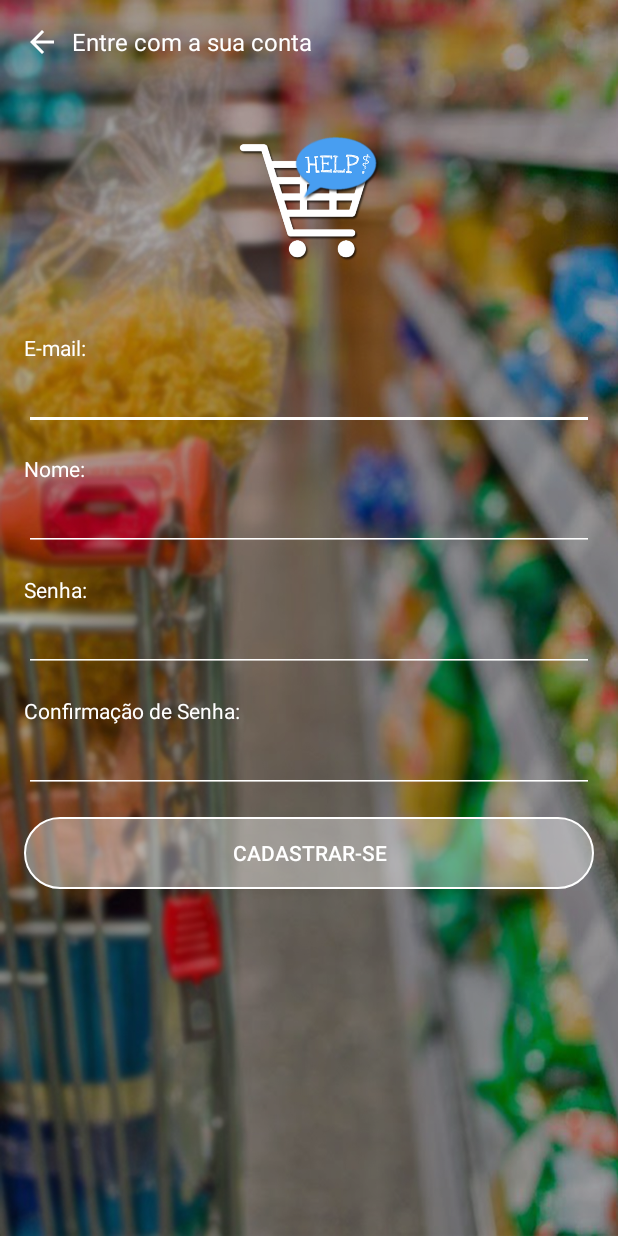
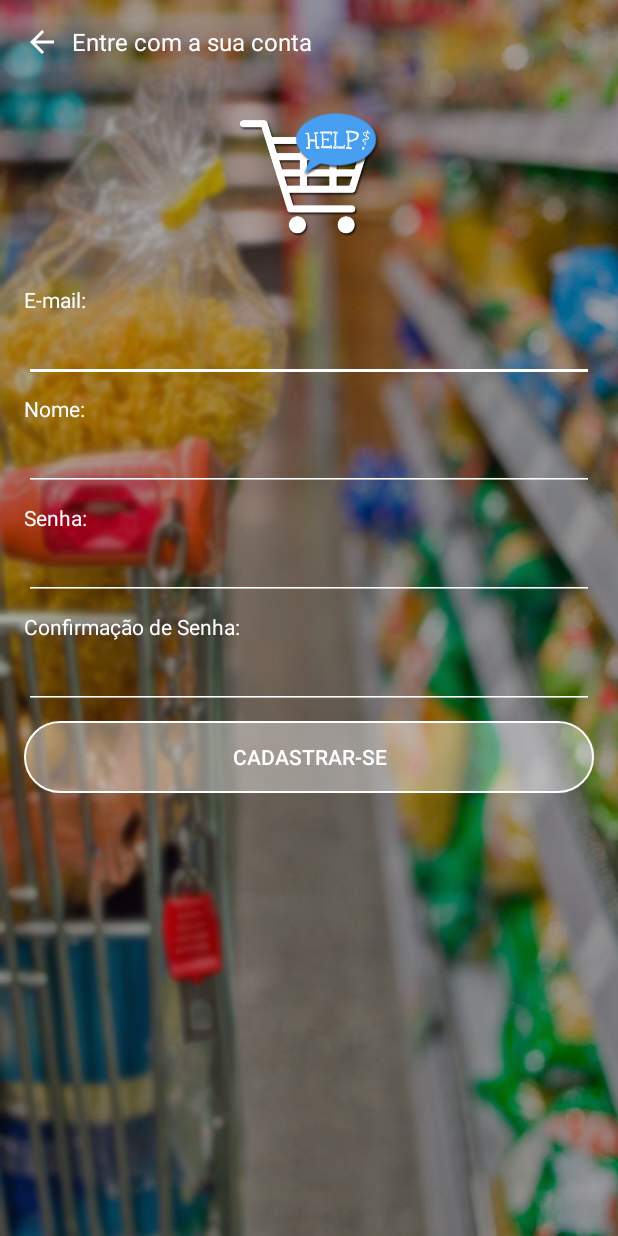
Before and after one commit to eduardoazvd17/HelpMarket, an Android app: the screen it shows after launch (CadastroActivity), after a tap on an icon or button, on a phone screen of 412 x 824 dp. Run offline under Robolectric (Android 15) with nearby library versions, the phone set to English and light mode, and no system bars; 2 other taps on this screen came first.

Commit message:
Ajustes no layout e chamada de metodos

```diff
--- a/app/src/main/java/br/net/helpmarket/ListaProdutosActivity.java
+++ b/app/src/main/java/br/net/helpmarket/ListaProdutosActivity.java
@@ -4,6 +4,7 @@ import android.annotation.SuppressLint;
 import android.content.DialogInterface;
 import android.content.Intent;
 import android.graphics.Color;
+import android.graphics.drawable.Drawable;
 import android.os.Bundle;
 import android.os.Handler;
 import android.os.StrictMode;
--- a/app/src/main/java/br/net/helpmarket/LoginActivity.java
+++ b/app/src/main/java/br/net/helpmarket/LoginActivity.java
@@ -39,7 +39,6 @@ public class LoginActivity extends AppCompatActivity {
         salvarEmail = findViewById(R.id.salvarEmail);
 
         buscarCredenciais();
-        buscarEmailSalvo();
 
         cadastrar = findViewById(R.id.cadastrar);
         cadastrar.setOnClickListener(new View.OnClickListener() {
@@ -127,6 +126,8 @@ public class LoginActivity extends AppCompatActivity {
             intent.putExtra("usuario", u);
             startActivity(intent);
             finish();
+        } else {
+            buscarEmailSalvo();
         }
     }
 
--- a/app/src/main/java/br/net/helpmarket/database/DBController.java
+++ b/app/src/main/java/br/net/helpmarket/database/DBController.java
@@ -13,7 +13,7 @@ import br.net.helpmarket.modelo.Usuario;
 
 public class DBController {
 
-    Context context;
+    private Context context;
 
     public DBController(Context context) {
         this.context = context;
--- a/app/src/main/res/layout/activity_cadastro.xml
+++ b/app/src/main/res/layout/activity_cadastro.xml
@@ -47,19 +47,11 @@
 
         </LinearLayout>
 
-        <Space
-            android:layout_width="match_parent"
-            android:layout_height="16dp" />
-
         <ImageView
             android:layout_gravity="center"
             android:layout_width="150dp"
             android:layout_height="150dp"
             android:src="@drawable/foreground"/>
-
-        <Space
-            android:layout_width="match_parent"
-            android:layout_height="16dp" />
 
         <TextView
             android:layout_width="wrap_content"
@@ -81,7 +73,7 @@
 
         <Space
             android:layout_width="match_parent"
-            android:layout_height="16dp" />
+            android:layout_height="8dp" />
 
         <TextView
             android:layout_width="wrap_content"
@@ -103,7 +95,7 @@
 
         <Space
             android:layout_width="match_parent"
-            android:layout_height="16dp" />
+            android:layout_height="8dp" />
 
         <TextView
             android:layout_width="wrap_content"
@@ -126,7 +118,7 @@
 
         <Space
             android:layout_width="match_parent"
-            android:layout_height="16dp" />
+            android:layout_height="8dp" />
 
         <TextView
             android:layout_width="wrap_content"
@@ -149,7 +141,7 @@
 
         <Space
             android:layout_width="match_parent"
-            android:layout_height="16dp" />
+            android:layout_height="8dp" />
 
         <Button
             android:id="@+id/fazerCadastro"
--- a/app/src/main/res/layout/activity_login.xml
+++ b/app/src/main/res/layout/activity_login.xml
@@ -22,10 +22,6 @@
             android:layout_width="150dp"
             android:layout_height="150dp"
             android:src="@drawable/foreground"/>
-
-        <Space
-            android:layout_width="match_parent"
-            android:layout_height="16dp" />
 
         <TextView
             android:layout_width="wrap_content"
```
Also changed, not shown: app/src/main/java/br/net/helpmarket/mail/MailController.java (+4 -21 lines).
